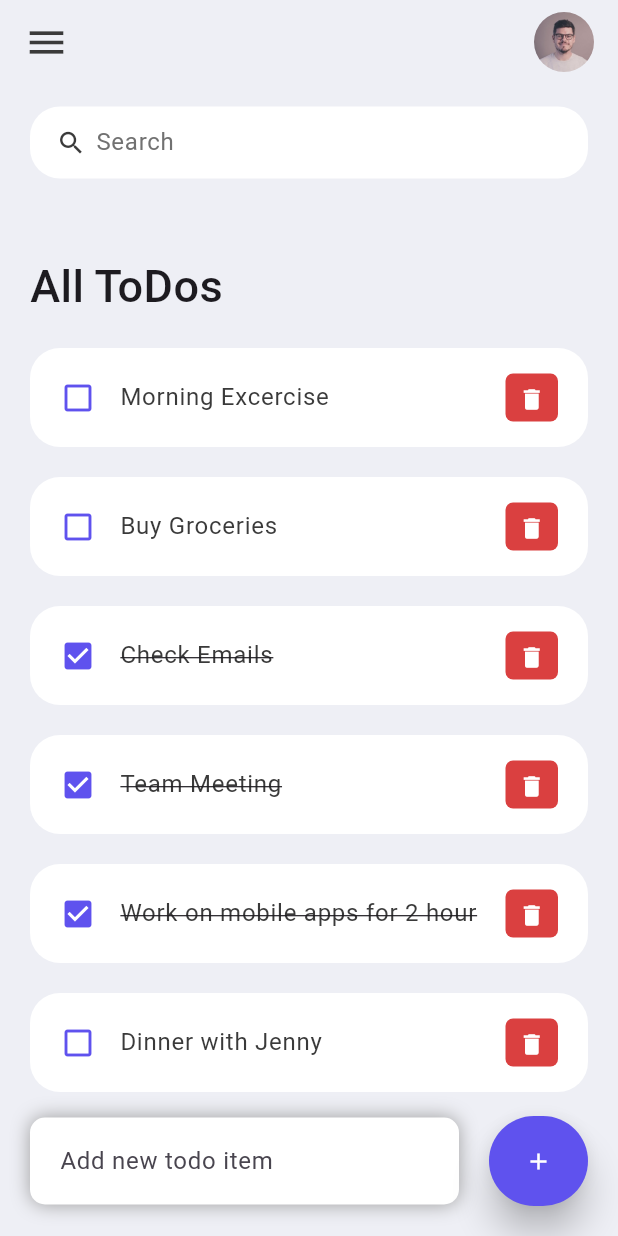
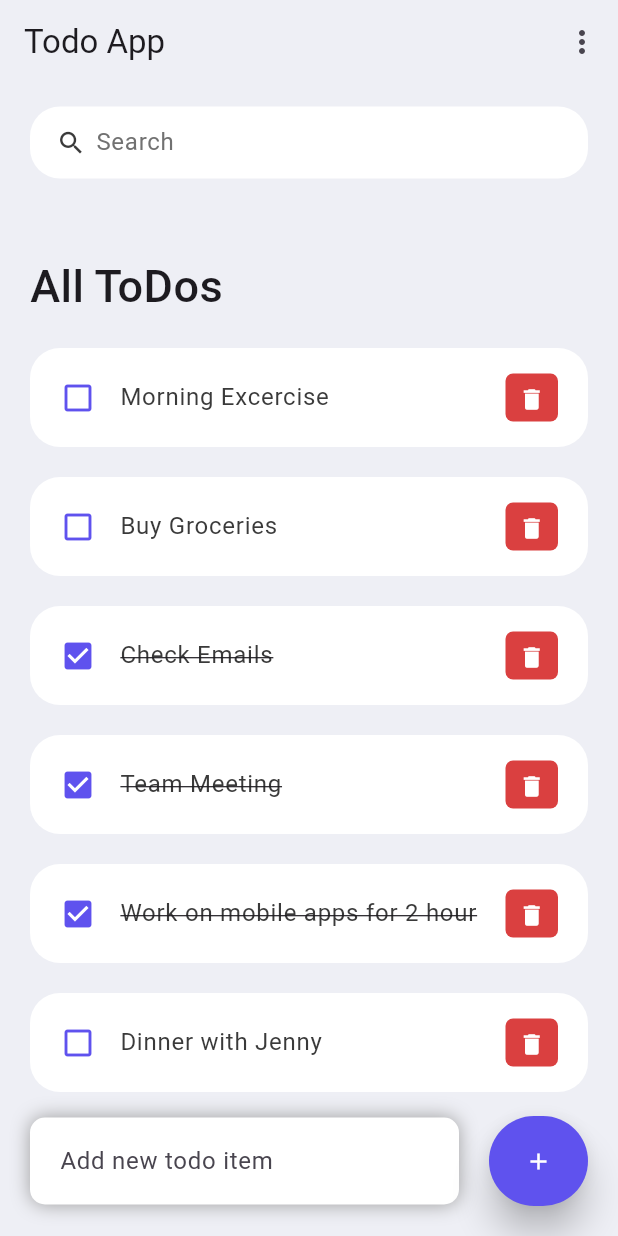
Before and after one commit to max-programming/todo_app_flutter, a Flutter app: the screen it shows after launch, on a phone screen of 412 x 824 dp. Run offline on Flutter 3.47's test engine with Material 2 defaults, Android fonts, the phone set to English and light mode, and no system bars; our stand-ins replace fluttertoast.

Commit message:
Add a settings page

```diff
--- a/lib/screens/home.dart
+++ b/lib/screens/home.dart
@@ -4,6 +4,7 @@ import 'package:flutter/material.dart';
 import 'package:fluttertoast/fluttertoast.dart';
 import 'package:todo_app/constants/colors.dart';
 import 'package:todo_app/model/todo.dart';
+import 'package:todo_app/screens/settings.dart';
 import 'package:todo_app/widgets/todo_item.dart';
 
 class Home extends StatefulWidget {
@@ -207,26 +208,28 @@ class _HomeState extends State<Home> {
     return AppBar(
       elevation: 0,
       backgroundColor: tdBGColor,
-      title: Row(
-        mainAxisAlignment: MainAxisAlignment.spaceBetween,
-        children: [
-          const Icon(
-            Icons.menu,
-            color: tdBlack,
-            size: 30.0,
-          ),
-          Container(
-            height: 40,
-            width: 40,
-            child: ClipRRect(
-              borderRadius: BorderRadius.circular(20),
-              child: Image.asset(
-                'assets/images/avatar.jpeg',
+      title: Text('Todo App'),
+      actions: [
+        PopupMenuButton(
+          onSelected: (result) {
+            if (result == 0) {
+              Navigator.push(
+                context,
+                MaterialPageRoute(builder: (context) => SettingsPage()),
+              );
+            }
+          },
+          itemBuilder: (BuildContext context) => [
+            PopupMenuItem(
+              value: 0,
+              child: ListTile(
+                leading: Icon(Icons.settings),
+                title: Text('Settings'),
               ),
-            ),
-          ),
-        ],
-      ),
+            )
+          ],
+        )
+      ],
     );
   }
 }
```
Also changed, not shown: lib/screens/settings.dart (added, +20 -0 lines).
